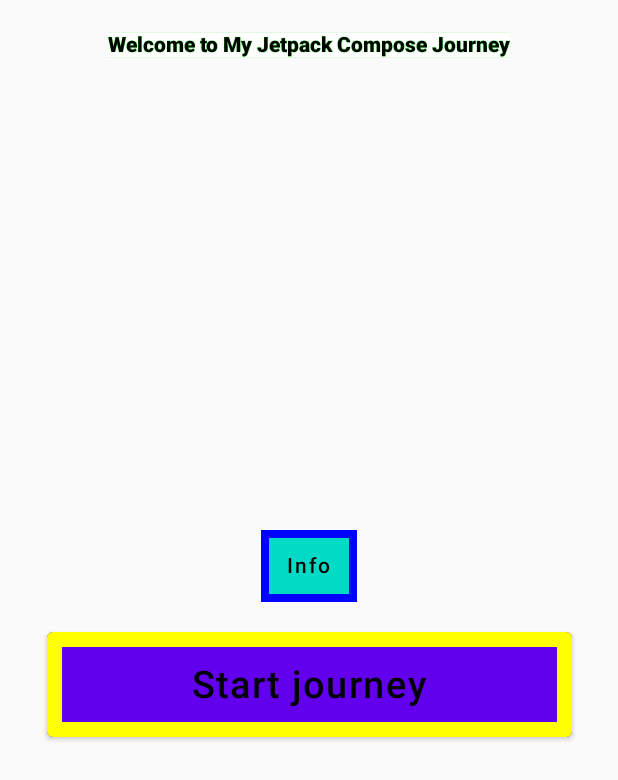
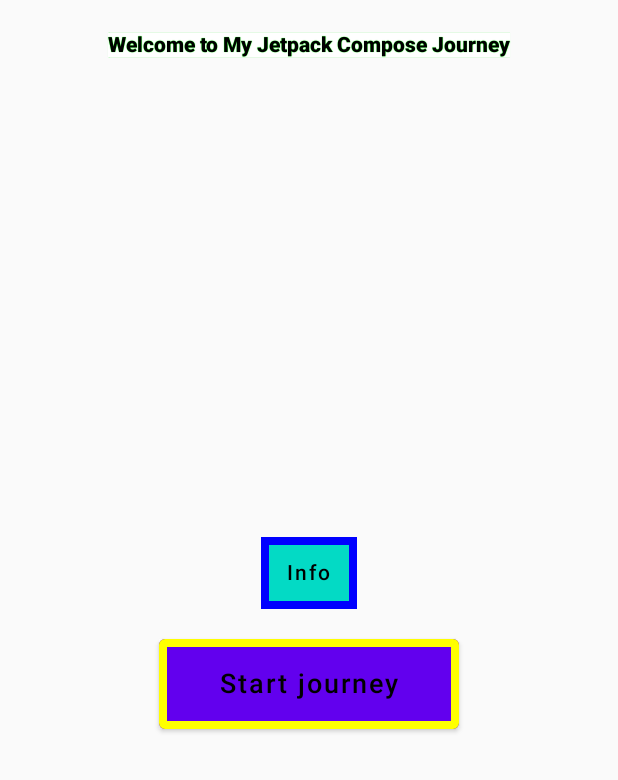
Before and after one commit to Chadrackmbuyi01/mobile-programing-assignment02, an Android app built with Jetpack Compose: the screen it shows after launch (MainActivity), on a phone screen of 412 x 824 dp. Shown: the top 780 px of the screen. Run offline under Robolectric (Android 15) with nearby library versions, the phone set to English and light mode, and no system bars.

Commit message:
Change added

```diff
--- a/app/src/main/java/com/example/mobile_programing_assignment02/MainActivity.kt
+++ b/app/src/main/java/com/example/mobile_programing_assignment02/MainActivity.kt
@@ -55,15 +55,15 @@ class MainActivity : ComponentActivity() {
 
                     Button(onClick = {val navigate= Intent(this@MainActivity,SecondScreen::class.java)
                         startActivity(navigate)},
-                        border= BorderStroke(10.dp, Color.Yellow),
-                        contentPadding = PaddingValues(16.dp),
+                        border= BorderStroke(5.dp, Color.Yellow),
+                        contentPadding = PaddingValues(5.dp),
                         modifier = Modifier
-                            .size(width = 350.dp, height = 70.dp)
+                            .size(width = 200.dp, height = 60.dp)
                             .background(color = Color.White)
 
 
                         ) {
-                        Text(text = "Start journey",fontSize = 25.sp, color = Color.Black)
+                        Text(text = "Start journey",fontSize = 18.sp, color = Color.Black)
                     }  }
                     }
                 }
```
